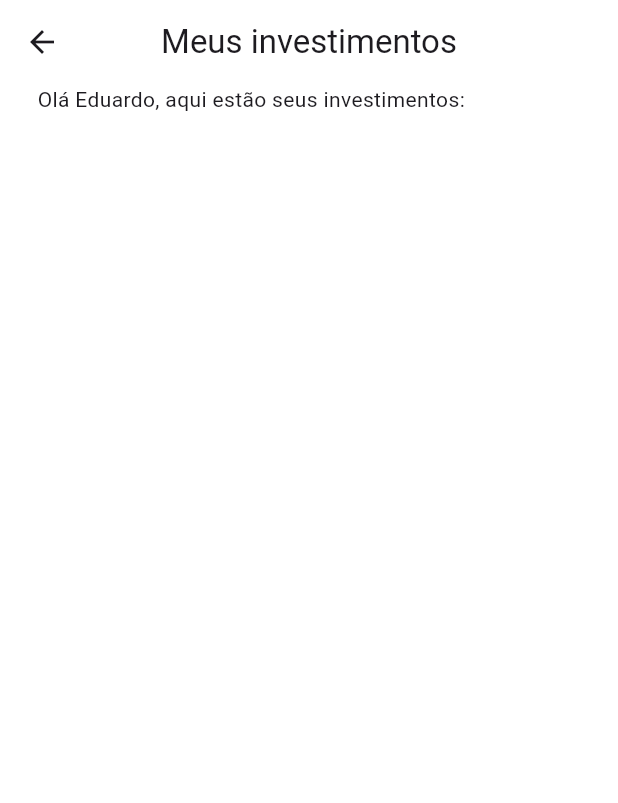
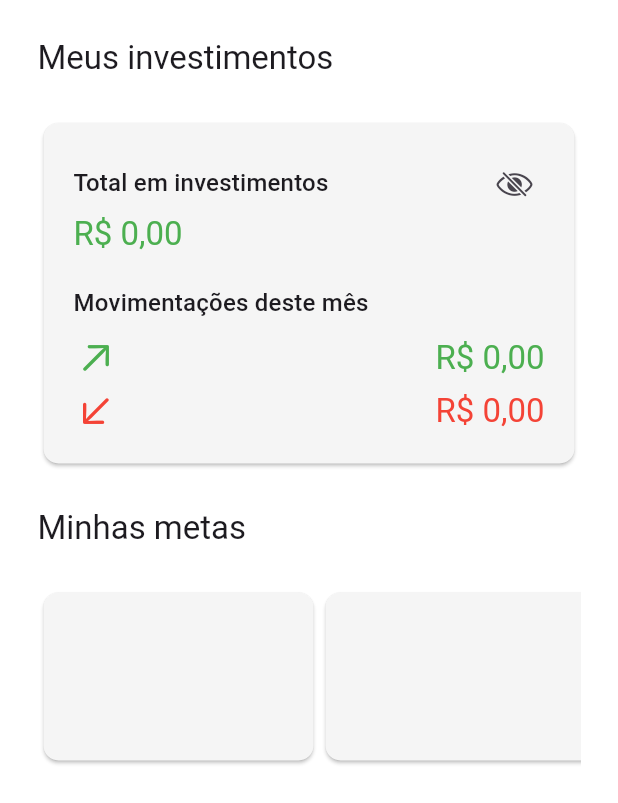
Before and after one commit to eduardoazvd17/investhelper, a Flutter app: the InvestmentsPage screen opened by its route, on a phone screen of 412 x 824 dp. Shown: the top 803 px of the screen. Run offline on Flutter 3.47's test engine with Material 3 defaults, Android fonts, the phone set to English and light mode, and no system bars; our stand-ins replace lottie; generated files the repository leaves out were written again.

Commit message:
Creating total investments card

```diff
--- a/lib/src/core/utils/app_theme.dart
+++ b/lib/src/core/utils/app_theme.dart
@@ -1,4 +1,5 @@
 import 'package:flutter/material.dart';
+import 'package:flutter/services.dart';
 
 class AppTheme {
   static const _kCenterTitle = true;
@@ -21,6 +22,7 @@ class AppTheme {
         appBarTheme: const AppBarTheme(
           centerTitle: _kCenterTitle,
           backgroundColor: _kLightBackgroundColor,
+          systemOverlayStyle: SystemUiOverlayStyle.dark,
         ),
         textButtonTheme: TextButtonThemeData(
           style: TextButton.styleFrom(
@@ -36,6 +38,12 @@ class AppTheme {
             shape: RoundedRectangleBorder(
               borderRadius: BorderRadius.circular(_kBorderRadius),
             ),
+          ),
+        ),
+        cardTheme: CardTheme(
+          color: Colors.grey[100],
+          shape: RoundedRectangleBorder(
+            borderRadius: BorderRadius.circular(_kBorderRadius),
           ),
         ),
         dialogTheme: DialogTheme(
@@ -67,6 +75,7 @@ class AppTheme {
         appBarTheme: const AppBarTheme(
           centerTitle: _kCenterTitle,
           backgroundColor: _kDarkBackgroundColor,
+          systemOverlayStyle: SystemUiOverlayStyle.light,
         ),
         textButtonTheme: TextButtonThemeData(
           style: TextButton.styleFrom(
@@ -84,6 +93,12 @@ class AppTheme {
             ),
           ),
         ),
+        cardTheme: CardTheme(
+          color: Colors.grey[900],
+          shape: RoundedRectangleBorder(
+            borderRadius: BorderRadius.circular(_kBorderRadius),
+          ),
+        ),
         dialogTheme: DialogTheme(
           shape: RoundedRectangleBorder(
             borderRadius: BorderRadius.circular(_kBorderRadius),
--- a/lib/src/features/investments/views/investments_page.dart
+++ b/lib/src/features/investments/views/investments_page.dart
@@ -1,3 +1,4 @@
+import 'package:flutter/cupertino.dart';
 import 'package:flutter/material.dart';
 import 'package:investmentmanager/src/l10n/l10n.dart';
 
@@ -8,16 +9,23 @@ class InvestmentsPage extends StatelessWidget {
   @override
   Widget build(BuildContext context) {
     return Scaffold(
-      appBar: AppBar(
-        title: Text(AppLocalizations.of(context)!.myInvestments),
-      ),
       body: SafeArea(
         child: SingleChildScrollView(
           child: Padding(
             padding: const EdgeInsets.symmetric(horizontal: 25),
             child: Column(
+              crossAxisAlignment: CrossAxisAlignment.start,
               children: [
-                Text('Olá Eduardo, aqui estão seus investimentos:'),
+                _titleWidget(
+                  context,
+                  AppLocalizations.of(context)!.myInvestments,
+                ),
+                _investmentsTotalCard(context),
+                _titleWidget(
+                  context,
+                  AppLocalizations.of(context)!.myGoals,
+                ),
+                _myGoalsListing(context),
               ],
             ),
           ),
@@ -25,4 +33,116 @@ class InvestmentsPage extends StatelessWidget {
       ),
     );
   }
+
+  Widget _investmentsTotalCard(context) {
+    return Card(
+      child: Padding(
+        padding: const EdgeInsets.all(20),
+        child: Column(
+          crossAxisAlignment: CrossAxisAlignment.start,
+          children: [
+            Row(
+              crossAxisAlignment: CrossAxisAlignment.center,
+              children: [
+                Expanded(
+                  child: Text(
+                    AppLocalizations.of(context)!.totalInvestment,
+                    style: Theme.of(context).textTheme.titleMedium,
+                  ),
+                ),
+                IconButton(
+                  onPressed: () {},
+                  visualDensity: VisualDensity.compact,
+                  icon: const Icon(CupertinoIcons.eye_slash),
+                ),
+              ],
+            ),
+            Text(
+              'R\$ 0,00',
+              style: Theme.of(context)
+                  .textTheme
+                  .titleLarge
+                  ?.copyWith(color: Colors.green),
+            ),
+            Padding(
+              padding: const EdgeInsets.only(top: 20, bottom: 10),
+              child: Text(
+                AppLocalizations.of(context)!.monthsMovements,
+                style: Theme.of(context).textTheme.titleMedium,
+              ),
+            ),
+            _movimentationTile(
+              context: context,
+              tooltip: AppLocalizations.of(context)!.buyOperations,
+              icon: CupertinoIcons.arrow_up_right,
+              value: 'R\$ 0,00',
+              color: Colors.green,
+            ),
+            const SizedBox(height: 5),
+            _movimentationTile(
+              context: context,
+              tooltip: AppLocalizations.of(context)!.sellOperations,
+              icon: CupertinoIcons.arrow_down_left,
+              value: 'R\$ 0,00',
+              color: Colors.red,
+            ),
+          ],
+        ),
+      ),
+    );
+  }
+
+  Widget _myGoalsListing(context) {
+    return SizedBox(
+      height: 120,
+      child: ListView(
+        scrollDirection: Axis.horizontal,
+        children: List.generate(
+          10,
+          (index) {
+            return const Card(
+              child: SizedBox(width: 180),
+            );
+          },
+        ),
+      ),
+    );
+  }
+
+  Widget _titleWidget(BuildContext context, String text) {
+    return Padding(
+      padding: const EdgeInsets.symmetric(vertical: 25),
+      child: Text(
+        text,
+        style: Theme.of(context).textTheme.titleLarge,
+      ),
+    );
+  }
+
+  Widget _movimentationTile({
+    required BuildContext context,
+    required String tooltip,
+    required IconData icon,
+    required String value,
+    required Color color,
+  }) {
+    return Tooltip(
+      message: tooltip,
+      child: Row(
+        mainAxisAlignment: MainAxisAlignment.spaceBetween,
+        children: [
+          Icon(
+            icon,
+            size: 30,
+            color: color,
+          ),
+          Text(
+            value,
+            style:
+                Theme.of(context).textTheme.titleLarge?.copyWith(color: color),
+          ),
+        ],
+      ),
+    );
+  }
 }
--- a/lib/src/l10n/app_pt.arb
+++ b/lib/src/l10n/app_pt.arb
@@ -28,5 +28,10 @@
   "forgotMyPassword": "Esqueci minha senha",
   "dontHaveAnAccountYet": "Ainda não possui uma conta?",
   "alreadyHaveAnAccount": "Já possui uma conta?",
-  "myInvestments": "Meus investimentos"
+  "myInvestments": "Meus investimentos",
+  "totalInvestment": "Total em investimentos",
+  "monthsMovements": "Movimentações deste mês",
+  "buyOperations": "Operações de compra",
+  "sellOperations": "Operações de venda",
+  "myGoals": "Minhas metas"
 }
```
